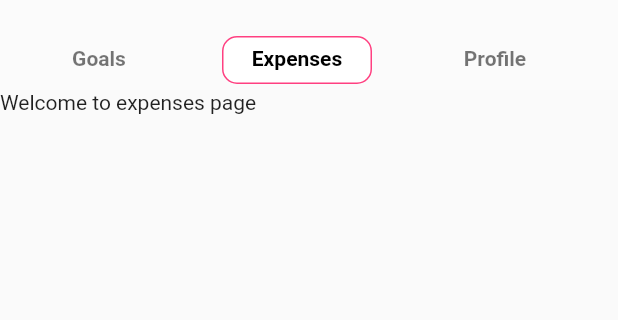
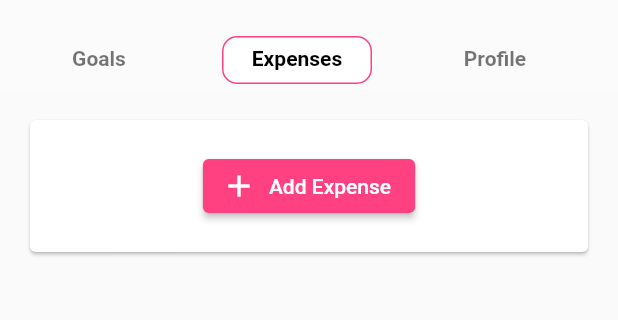
Before and after one commit to cezarmocanu/budgeto, a Flutter app: the screen it shows after launch, tab 2 chosen, on a phone screen of 412 x 824 dp, the part 126-446 px from its top. Run offline on Flutter 3.47's test engine with Material 2 defaults, Android fonts, the phone set to English and light mode, and no system bars; our stand-ins replace pie_chart.

Commit message:
[O8dzekis] Added expense tab

```diff
--- a/lib/change-notifiers/app-model.dart
+++ b/lib/change-notifiers/app-model.dart
@@ -1,5 +1,6 @@
 import 'package:budgeto_flutter/common/snackbar-content.dart';
 import 'package:budgeto_flutter/models/category.dart';
+import 'package:budgeto_flutter/models/expense.dart';
 import 'package:budgeto_flutter/models/goal.dart';
 import 'package:budgeto_flutter/strings/strings.dart';
 import 'package:flutter/material.dart';
@@ -7,8 +8,15 @@ import 'package:flutter/material.dart';
 class AppModel extends ChangeNotifier {
   late List<Category> _categories;
   late List<Goal> _goals;
+  late List<Expense> _expenses;
+
   LanguageEnum _intl = LanguageEnum.en;
   double income = 3201;
+
+  double get expended => _expenses.fold(
+        0,
+        (total, expense) => expense.value + total,
+      );
 
   AppModel() {
     _categories = [
@@ -34,6 +42,8 @@ class AppModel extends ChangeNotifier {
       Goal('Gas', 1000, _categories[5], 250),
       Goal('Water', 1000, _categories[6], 150),
     ];
+
+    _expenses = [];
   }
 
   Map<Category, List<Goal>> get categoriesMap {
@@ -60,6 +70,8 @@ class AppModel extends ChangeNotifier {
     notifyListeners();
   }
 
+  get expenses => _expenses;
+
   void addCategory(Category category) {
     _categories.add(category);
     notifyListeners();
@@ -70,6 +82,12 @@ class AppModel extends ChangeNotifier {
     notifyListeners();
   }
 
+  void addExpense(Expense expense) {
+    _expenses.add(expense);
+    notifyListeners();
+  }
+
+  //TODO add internationalization
   SnackbarContet fundGoal(Goal goal) {
     if (income - goal.allowance >= 0) {
       int index = _goals.indexWhere((element) => element.id == goal.id);
--- a/lib/constants/routes.dart
+++ b/lib/constants/routes.dart
@@ -1,11 +1,17 @@
 import 'package:flutter/material.dart';
 
-enum RoutesEnum { Dashboard, AddGoal, AddCategory }
+enum RoutesEnum {
+  Dashboard,
+  AddGoal,
+  AddCategory,
+  AddExpense,
+}
 
 const Map<RoutesEnum, String> ROUTES_MAP = {
   RoutesEnum.Dashboard: '/',
   RoutesEnum.AddGoal: '/addGoal',
-  RoutesEnum.AddCategory: '/addCategory'
+  RoutesEnum.AddCategory: '/addCategory',
+  RoutesEnum.AddExpense: '/addExpense'
 };
 
 void goTo(BuildContext context, RoutesEnum route) {
--- /dev/null
+++ b/lib/dashboard-tabs/expenses-tab.dart
@@ -0,0 +1,81 @@
+import 'package:budgeto_flutter/change-notifiers/app-model.dart';
+import 'package:budgeto_flutter/constants/routes.dart';
+import 'package:budgeto_flutter/models/expense.dart';
+import 'package:budgeto_flutter/strings/strings.dart';
+import 'package:flutter/cupertino.dart';
+import 'package:flutter/material.dart';
+import 'package:provider/provider.dart';
+
+class ExpensesTab extends StatelessWidget {
+  @override
+  Widget build(BuildContext context) {
+    return Consumer<AppModel>(
+      builder: (context, app, child) {
+        return CustomScrollView(
+          slivers: [
+            SliverList(
+              delegate: SliverChildListDelegate(
+                [
+                  Card(
+                    margin: EdgeInsets.all(20),
+                    child: Padding(
+                      padding: EdgeInsets.all(20),
+                      child: Column(
+                        children: [
+                          _ExpensesHeader(),
+                          ...app.expenses
+                              .map((expense) =>
+                                  _ExpenseListItem(expense: expense))
+                              .toList()
+                        ],
+                      ),
+                    ),
+                  )
+                ],
+              ),
+            )
+          ],
+        );
+      },
+    );
+  }
+}
+
+class _ExpensesHeader extends StatelessWidget {
+  @override
+  Widget build(BuildContext context) {
+    LanguageEnum intl = Provider.of<AppModel>(context, listen: true).intl;
+
+    return Column(
+      children: [
+        ElevatedButton.icon(
+          icon: Icon(Icons.add),
+          onPressed: () {
+            goTo(context, RoutesEnum.AddExpense);
+          },
+          label: Text(
+            t(LabelsEnum.addExpense, intl),
+          ),
+          style: ElevatedButton.styleFrom(
+            primary: Colors.pinkAccent[200],
+            onPrimary: Colors.white,
+          ),
+        ),
+      ],
+    );
+  }
+}
+
+class _ExpenseListItem extends StatelessWidget {
+  final Expense expense;
+
+  _ExpenseListItem({required this.expense});
+
+  @override
+  Widget build(BuildContext context) {
+    return ListTile(
+      title: Text("${expense.name}"),
+      trailing: Text("${expense.value} \$"),
+    );
+  }
+}
--- a/lib/main.dart
+++ b/lib/main.dart
@@ -1,6 +1,7 @@
 import 'package:budgeto_flutter/change-notifiers/app-model.dart';
 import 'package:budgeto_flutter/constants/routes.dart';
 import 'package:budgeto_flutter/screens/add_category.dart';
+import 'package:budgeto_flutter/screens/add_expense.dart';
 import 'package:budgeto_flutter/screens/add_goal.dart';
 import 'package:budgeto_flutter/screens/dashboard.dart';
 import 'package:flutter/material.dart';
@@ -23,6 +24,7 @@ class MyApp extends StatelessWidget {
         ROUTES_MAP[RoutesEnum.Dashboard]!: (context) => Dashboard(),
         ROUTES_MAP[RoutesEnum.AddGoal]!: (context) => AddGoal(),
         ROUTES_MAP[RoutesEnum.AddCategory]!: (context) => AddCategory(),
+        ROUTES_MAP[RoutesEnum.AddExpense]!: (context) => AddExpense(),
       },
     );
   }
--- /dev/null
+++ b/lib/models/expense.dart
@@ -0,0 +1,16 @@
+class Expense {
+  double value = 0;
+  String name = "";
+
+  Expense.empty();
+
+  Expense.from(Expense expense) {
+    this.value = expense.value;
+    this.name = expense.name;
+  }
+
+  Expense({
+    required this.value,
+    required this.name,
+  });
+}
--- a/lib/screens/dashboard.dart
+++ b/lib/screens/dashboard.dart
@@ -1,4 +1,5 @@
 import 'package:budgeto_flutter/change-notifiers/app-model.dart';
+import 'package:budgeto_flutter/dashboard-tabs/expenses-tab.dart';
 import 'package:budgeto_flutter/dashboard-tabs/profile-tab.dart';
 import 'package:budgeto_flutter/strings/strings.dart';
 import 'package:budgeto_flutter/dashboard-tabs/goals-tab.dart';
@@ -94,7 +95,7 @@ class Dashboard extends StatelessWidget {
                             fontSize: 16,
                           ),
                         ),
-                        Text("${app.income} / ${app.income} \$"),
+                        Text("${app.income - app.expended} / ${app.income} \$"),
                       ],
                     ),
                     Column(
@@ -145,7 +146,7 @@ class Dashboard extends StatelessWidget {
           body: TabBarView(
             children: [
               GoalsTab(),
-              Text("Welcome to expenses page"),
+              ExpensesTab(),
               ProfileTab(),
             ],
           ),
--- a/lib/strings/en.dart
+++ b/lib/strings/en.dart
@@ -3,16 +3,20 @@ import 'package:budgeto_flutter/strings/strings.dart';
 const Map<LabelsEnum, String> EN = {
   LabelsEnum.addGoal: 'Add Goal',
   LabelsEnum.addCategory: 'Add Category',
+  LabelsEnum.addExpense: 'Add Expense',
   LabelsEnum.allowance: 'Allowance',
   LabelsEnum.category: 'Category',
   LabelsEnum.color: 'Color',
   LabelsEnum.customizeYourCategory: 'Customize your category',
   LabelsEnum.customizeYourGoal: 'Customize your goal',
+  LabelsEnum.customizeYourExpense: 'Customize your expense',
   LabelsEnum.expenses: 'Expenses',
   LabelsEnum.exampleElectricGuitar: 'ex: Electric guitar',
   LabelsEnum.exampleNewCategory: 'ex: Bills, Sports, Travel',
   LabelsEnum.exampleTargetGoal: 'ex: 350 \$',
   LabelsEnum.exampleAllowance: 'ex: 50\$ (per month)',
+  LabelsEnum.exampleExpense: 'ex: Fast-Food Sandwich',
+  LabelsEnum.exampleValue: 'ex: 30\$',
   LabelsEnum.goals: 'Goals',
   LabelsEnum.monthlyIncome: 'Monthly Income',
   LabelsEnum.name: 'Name',
@@ -20,5 +24,6 @@ const Map<LabelsEnum, String> EN = {
   LabelsEnum.setYourGoal: 'Set Your Goal',
   LabelsEnum.selectLanguage: 'Select Language',
   LabelsEnum.target: 'Target',
-  LabelsEnum.unknown: 'Unknown'
+  LabelsEnum.unknown: 'Unknown',
+  LabelsEnum.value: 'Value'
 };
--- a/lib/strings/strings.dart
+++ b/lib/strings/strings.dart
@@ -6,17 +6,21 @@ import 'en.dart';
 enum LabelsEnum {
   addGoal,
   addCategory,
+  addExpense,
   allowance,
   category,
   color,
   customizeYourCategory,
+  customizeYourExpense,
   customizeYourGoal,
   english,
   expenses,
   exampleElectricGuitar,
+  exampleExpense,
   exampleNewCategory,
   exampleTargetGoal,
   exampleAllowance,
+  exampleValue,
   goals,
   monthlyIncome,
   name,
@@ -26,6 +30,7 @@ enum LabelsEnum {
   selectLanguage,
   target,
   unknown,
+  value
 }
 
 enum LanguageEnum {
```
Also changed, not shown: lib/screens/add_expense.dart (added, +88 -0 lines), lib/strings/ro.dart (+7 -1 lines).
